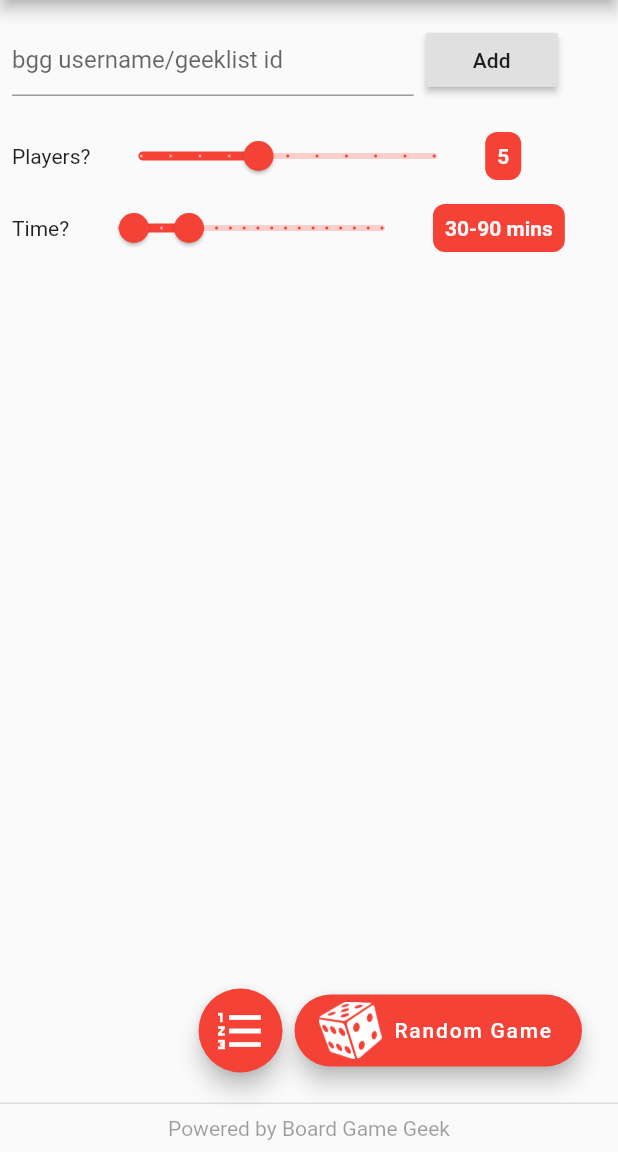
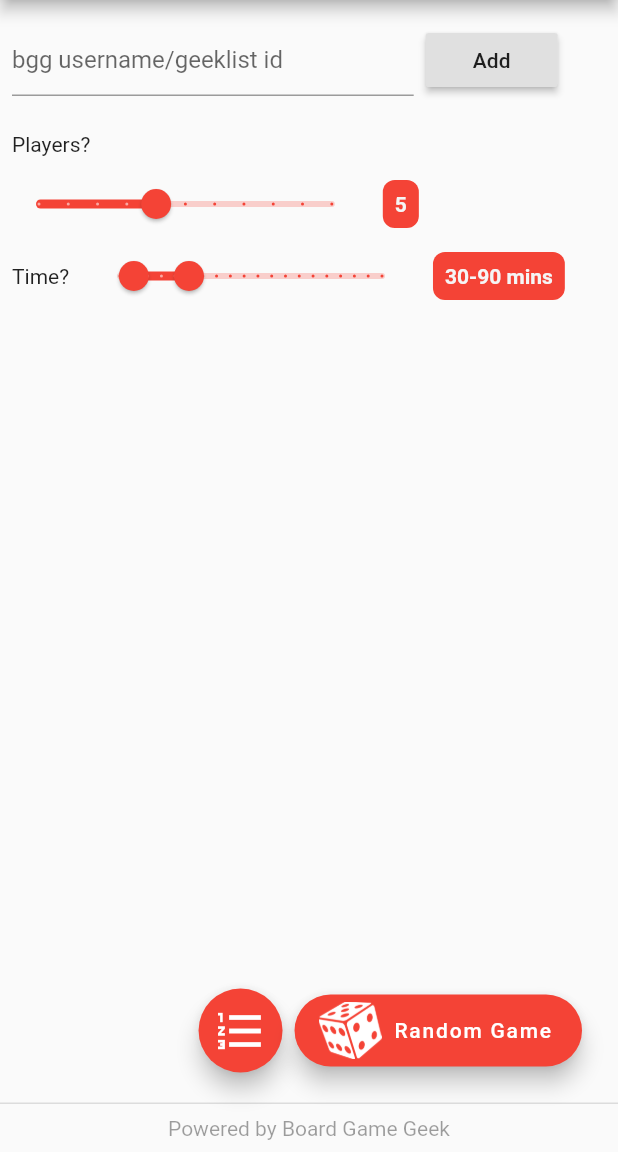
Before and after one commit to Teqqles/how-many-mobile-meeple, a Flutter app: the screen it shows after launch, on a phone screen of 412 x 824 dp, the part 84-1236 px from its top. Run offline on Flutter 3.47's test engine with Material 2 defaults, Android fonts, the light colour scheme and no system bars; our stand-ins replace cached_network_image, flutter_spinkit, sprintf; missing offline and left inert: esys_flutter_share, flutter_splash_screen, mime_type.

Commit message:
Start restyling to account for disabling filters

```diff
--- a/lib/homepage.dart
+++ b/lib/homepage.dart
@@ -51,12 +51,18 @@ class _MyHomePageState extends State<HomePage> with GameConfig, AppPage {
 
   ScopedModelDescendant<AppModel> buildPlayerSliderDisplay() =>
       ScopedModelDescendant<AppModel>(
-        builder: (context, child, model) => Row(
+        builder: (context, child, model) => Column(
+          children: <Widget>[
+            Row(
+              children: [
+                AppDefaultPadding(
+                  child: Text("Players?", textAlign: TextAlign.left),
+                )
+              ],
+            ),
+            Row(
               mainAxisAlignment: MainAxisAlignment.start,
               children: <Widget>[
-            AppDefaultPadding(
-              child: Text("Players?", textAlign: TextAlign.left),
-            ),
                 Container(
                   width: MediaQuery.of(context).size.width * 0.60,
                   child: Slider(
@@ -69,7 +75,8 @@ class _MyHomePageState extends State<HomePage> with GameConfig, AppPage {
                             () => model.settings.playerCount = players.floor());
                       },
                       value: model.settings.playerCount.roundToDouble(),
-                  label: "${model.settings.playerCount.toString()} players"),
+                      label:
+                          "${model.settings.playerCount.toString()} players"),
                 ),
                 AppDefaultPadding(
                   child: Container(
@@ -86,6 +93,8 @@ class _MyHomePageState extends State<HomePage> with GameConfig, AppPage {
                               color: Theme.of(context).selectedRowColor)),
                     ),
                   ),
+                ),
+              ],
             ),
           ],
         ),
```
Lines whose indentation alone changed are shown as unchanged.
